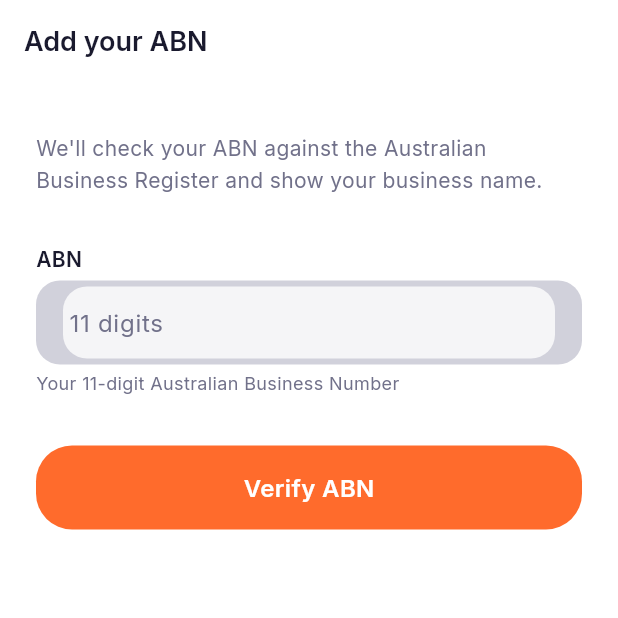
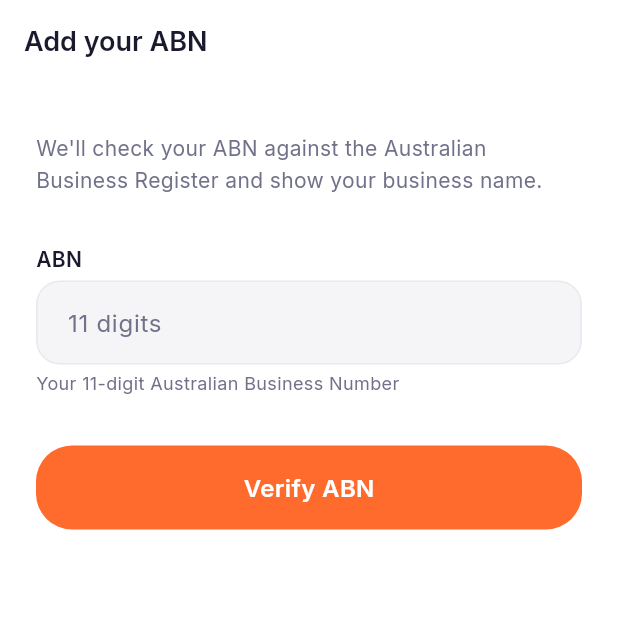
Before and after one commit to rahulkr/jobbees, a Flutter app: the AbnEntryScreen screen opened by its route, on a phone screen of 412 x 824 dp, the top half of it. Run offline on Flutter 3.47's test engine with Material 3 defaults, Android fonts, the phone set to English and light mode, and no system bars; our stand-ins replace dio, flutter_riverpod, flutter_secure_storage, go_router, google_fonts, google_sign_in and 3 more; accounts and stored records are empty.

Commit message:
fix(mobile): modernise JTextField — lighter fill, soft focus, no hard halo
The input looked dated: a 3px hard-edged shadow ring (offset from the 2px
border) read as an ugly double outline, and the fill was too dark.

- Fill -> surfaceContainerLow (dark-50 #F5F5F7) per docs/brand UI-PRINCIPLES
  § Forms (was surfaceContainerHighest / dark-200).
- Hairline outline at rest (outlineVariant), 2px primary on focus.
- Replace the hard spread ring with a soft accent glow (blur, no spread).

Shared component, so signup / login / forgot / reset / ABN all benefit.
Verified on the iOS simulator.

Co-Authored-By: Claude Opus 4.8 (1M context) <noreply@anthropic.com>

```diff
--- a/apps/mobile/lib/ui/components/inputs/j_text_field.dart
+++ b/apps/mobile/lib/ui/components/inputs/j_text_field.dart
@@ -88,7 +88,7 @@ class _JTextFieldState extends State<JTextField> {
         ? scheme.error
         : _focused
         ? scheme.primary
-        : Colors.transparent;
+        : scheme.outlineVariant;
 
     return Column(
       crossAxisAlignment: CrossAxisAlignment.start,
@@ -110,19 +110,20 @@ class _JTextFieldState extends State<JTextField> {
           curve: JMotion.easeOut,
           height: 56,
           decoration: BoxDecoration(
+            // Light, calm input fill (dark-50) per docs/brand UI-PRINCIPLES
+            // § Forms; a hairline outline gives definition, primary on focus.
             color: widget.enabled
-                ? scheme.surfaceContainerHighest
-                : scheme.surfaceContainer,
+                ? scheme.surfaceContainerLow
+                : scheme.surfaceContainerHigh,
             borderRadius: JRadius.buttonMdAll,
-            border: Border.all(color: borderColor, width: 2),
-            // Soft focus halo in the accent (or error) colour.
+            border: Border.all(color: borderColor, width: _focused ? 2 : 1),
+            // Soft accent glow on focus (no hard ring).
             boxShadow: _focused
                 ? [
                     BoxShadow(
                       color: (hasError ? scheme.error : scheme.primary)
-                          .withValues(alpha: 0.16),
-                      blurRadius: 0,
-                      spreadRadius: 3,
+                          .withValues(alpha: 0.12),
+                      blurRadius: 6,
                     ),
                   ]
                 : null,
```
